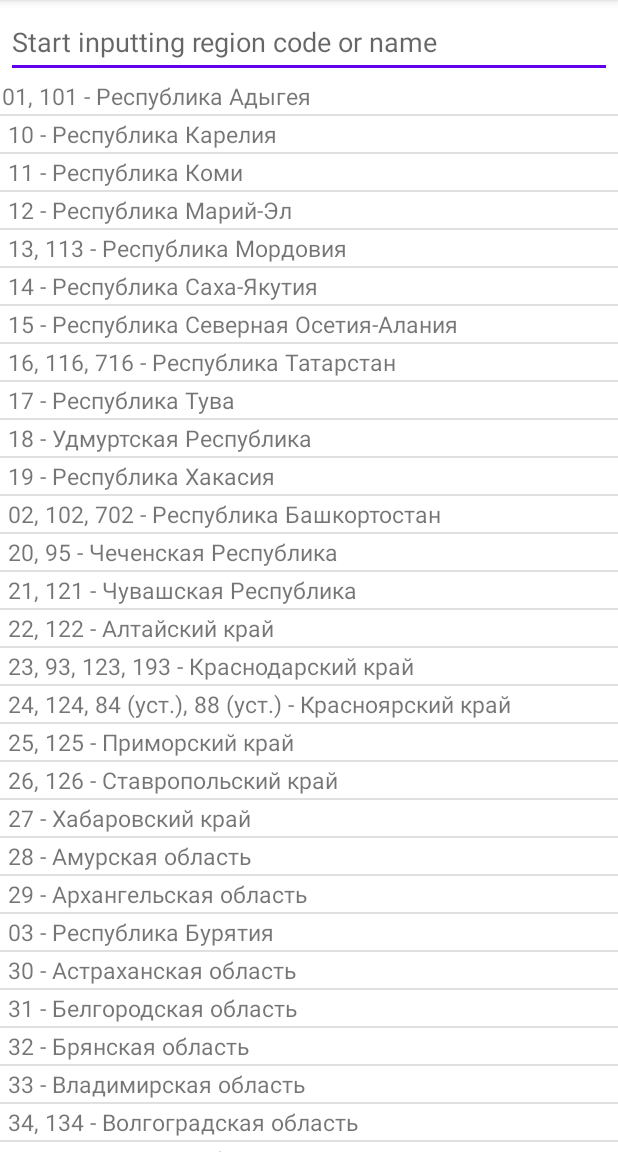
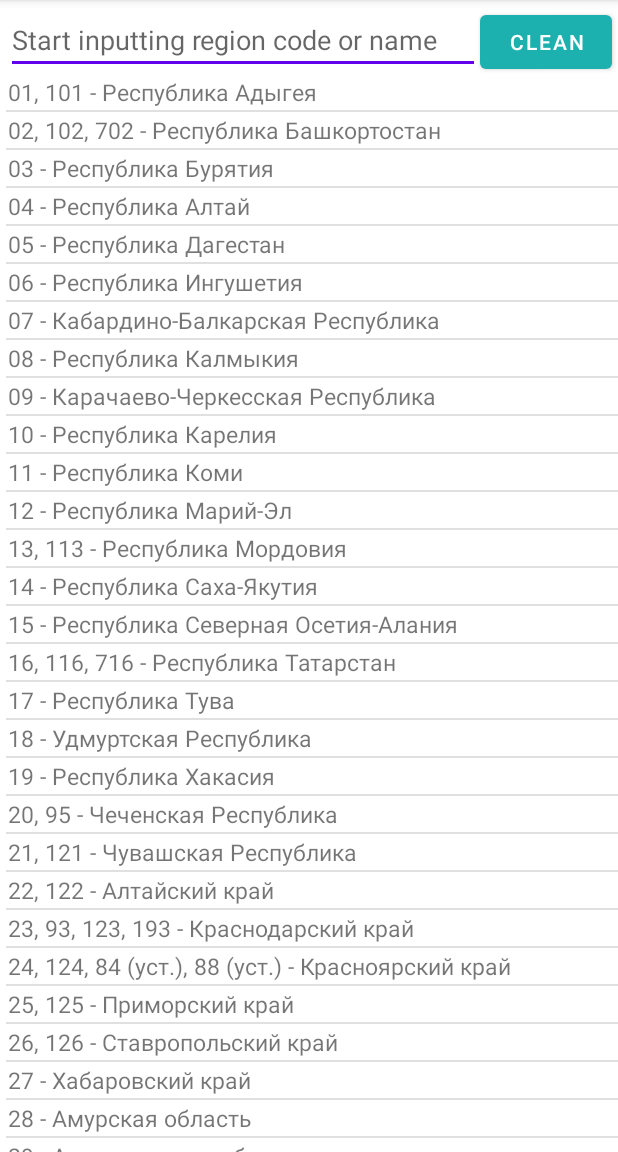
Before and after one commit to vicawe64/RRC2, an Android app: the screen it shows after launch (MainActivity), on a phone screen of 412 x 824 dp, the part 84-1236 px from its top. Run offline under Robolectric (Android 15) with nearby library versions, the phone set to English and light mode, and no system bars.

Commit message:
Version 1.1 1. The codes list's order is slightly adjusted - all '0x' codes are moved up. 2. The "Clean" button is added. 3. The whole codes list is displayed on every app startup. 4. Code strings are trimmed accurately while getting loaded on startup.

```diff
--- a/app/build.gradle
+++ b/app/build.gradle
@@ -9,8 +9,8 @@ android {
         applicationId "com.example.rrc2"
         minSdk 21
         targetSdk 31
-        versionCode 1
-        versionName "1.0"
+        versionCode 2
+        versionName "1.1"
 
         testInstrumentationRunner "androidx.test.runner.AndroidJUnitRunner"
     }
--- a/app/src/main/java/com/example/rrc2/Codes.java
+++ b/app/src/main/java/com/example/rrc2/Codes.java
@@ -28,7 +28,7 @@ public class Codes {
         try {
             splitter.setString(strCodesToSplit);
             while (splitter.hasNext()) {
-                aCodes.add(splitter.next());
+                aCodes.add(splitter.next().trim());
             }
         } catch (Exception e){
             aCodes.add(e.getMessage());
--- a/app/src/main/java/com/example/rrc2/MainActivity.java
+++ b/app/src/main/java/com/example/rrc2/MainActivity.java
@@ -66,4 +66,17 @@ public class MainActivity extends AppCompatActivity implements rvCodesAdapter.It
     public void onItemClick(View view, int position) {
     }
 
+    @Override
+    protected void onRestart() {
+        super.onRestart();
+
+        // Cleaning the search field and (automatically) re-populating the list
+        etCode.setText((CharSequence) "");
+    }
+
+    public void cleanETCode(View view) {
+        // Cleaning the search field and (automatically) re-populating the list
+        etCode.setText((CharSequence) "");
+    }
+
 }
--- a/app/src/main/res/layout/activity_main.xml
+++ b/app/src/main/res/layout/activity_main.xml
@@ -8,31 +8,44 @@
 
     <EditText
         android:id="@+id/etCode"
-        android:layout_width="match_parent"
+        android:layout_width="0dp"
         android:layout_height="wrap_content"
         android:layout_marginStart="4dp"
         android:layout_marginTop="4dp"
-        android:layout_marginEnd="4dp"
         android:ems="10"
         android:hint="Start inputting region code or name"
         android:inputType="textPersonName"
-        android:minHeight="48dp"
         android:text=""
         android:textSize="18sp"
         android:visibility="visible"
-        app:layout_constraintEnd_toEndOf="parent"
-        app:layout_constraintHorizontal_bias="0.0"
+        app:layout_constraintRight_toLeftOf="@id/btnClean"
         app:layout_constraintStart_toStartOf="parent"
-        app:layout_constraintTop_toTopOf="parent" />
+        app:layout_constraintTop_toTopOf="parent"
+        app:layout_constraintEnd_toStartOf="@id/btnClean"
+        />
+
+    <Button
+        android:id="@+id/btnClean"
+        android:layout_width="wrap_content"
+        android:layout_height="wrap_content"
+        android:layout_marginRight="4dp"
+        android:text="Clean"
+        android:textAlignment="center"
+        app:layout_constraintBaseline_toBaselineOf="@id/etCode"
+        app:layout_constraintRight_toRightOf="parent"
+        app:layout_constraintTop_toTopOf="parent"
+        android:onClick="cleanETCode"
+        />
 
     <androidx.recyclerview.widget.RecyclerView
         android:id="@+id/rvCodeList"
         android:layout_width="match_parent"
         android:layout_height="0dp"
+        android:layout_marginLeft="4dp"
         android:clipToPadding="true"
         android:minHeight="100dp"
-
         app:layout_constraintBottom_toBottomOf="parent"
         app:layout_constraintTop_toBottomOf="@+id/etCode" />
 
+
 </androidx.constraintlayout.widget.ConstraintLayout>
--- a/app/src/main/res/values/strings.xml
+++ b/app/src/main/res/values/strings.xml
@@ -1,6 +1,14 @@
 <resources>
     <string name="app_name">Russia\'s Region Codes</string>
     <string name="codes">01, 101 - Республика Адыгея\n
+02, 102, 702 - Республика Башкортостан\n
+03 - Республика Бурятия\n
+04 - Республика Алтай\n
+05 - Республика Дагестан\n
+06 - Республика Ингушетия\n
+07 - Кабардино-Балкарская Республика\n
+08 - Республика Калмыкия\n
+09 - Карачаево-Черкесская Республика\n
 10 - Республика Карелия\n
 11 - Республика Коми\n
 12 - Республика Марий-Эл\n
@@ -11,7 +19,6 @@
 17 - Республика Тува\n
 18 - Удмуртская Республика\n
 19 - Республика Хакасия\n
-02, 102, 702 - Республика Башкортостан\n
 20, 95 - Чеченская Республика\n
 21, 121 - Чувашская Республика\n
 22, 122 - Алтайский край\n
@@ -22,7 +29,6 @@
 27 - Хабаровский край\n
 28 - Амурская область\n
 29 - Архангельская область\n
-03 - Республика Бурятия\n
 30 - Астраханская область\n
 31 - Белгородская область\n
 32 - Брянская область\n
@@ -33,7 +39,6 @@
 37 - Ивановская область\n
 38, 138, 85 (уст.) - Иркутская область\n
 39, 91 - Калининградская область\n
-04 - Республика Алтай\n
 40 - Калужская область\n
 41 - Камчатский край\n
 42, 142 - Кемеровская область\n
@@ -44,7 +49,6 @@
 47, 147 - Ленинградская область\n
 48 - Липецкая область\n
 49 - Магаданская область\n
-05 - Республика Дагестан\n
 50, 90, 150, 190, 750, 790 - Московская область\n
 51 - Мурманская область\n
 52, 152 - Нижегородская область\n
@@ -55,7 +59,6 @@
 57 - Орловская область\n
 58 - Пензенская область\n
 59, 159, 81 (уст.) - Пермский край\n
-06 - Республика Ингушетия\n
 60 - Псковская область\n
 61, 161, 761 - Ростовская область\n
 62 - Рязанская область\n
@@ -66,7 +69,6 @@
 67 - Смоленская область\n
 68 - Тамбовская область\n
 69 - Тверская область\n
-07 - Кабардино-Балкарская Республика\n
 70 - Томская область\n
 71 - Тульская область\n
 72 - Тюменская область\n
@@ -77,7 +79,6 @@
 77, 97, 99, 177, 197, 199, 777, 797, 799 - Москва\n
 78, 98, 178, 198 - Санкт-Петербург\n
 79 - Еврейская автономная область\n
-08 - Республика Калмыкия\n
 80 - бывший Агинский Бурятский автономный округ\n
 81 - бывший Коми-Пермяцкий автономный округ\n
 82 - Республика Крым\n
@@ -88,7 +89,6 @@
 87 - Чукотский автономный округ\n
 88 - бывший Эвенкийский автономный округ\n
 89 - Ямало-Ненецкий автономный округ\n
-09 - Карачаево-Черкесская Республика\n
 92 - Севастополь\n
 94 - Байконур, Территории, находящиеся за пределами Российской Федерации и обслуживаемые органами внутренних дел Российской Федерации (уст.)</string>
 </resources>
```
Also changed, not shown: 2 other files.
